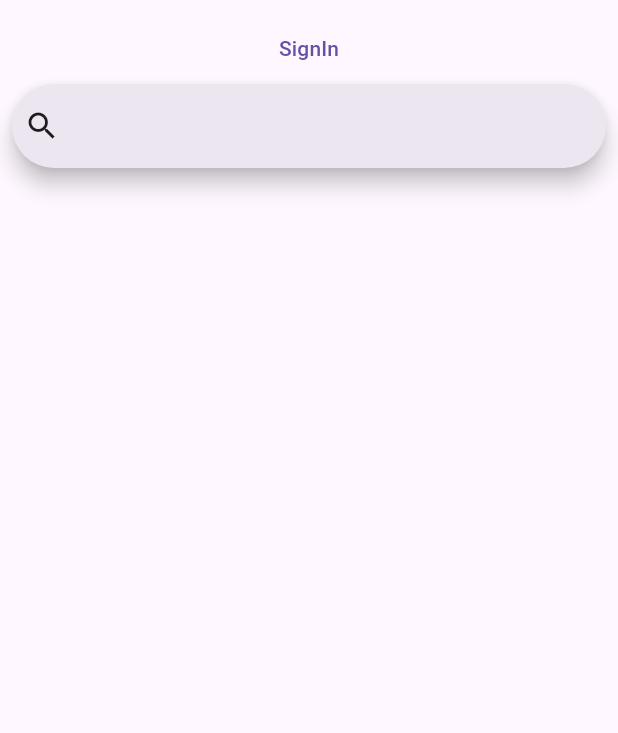
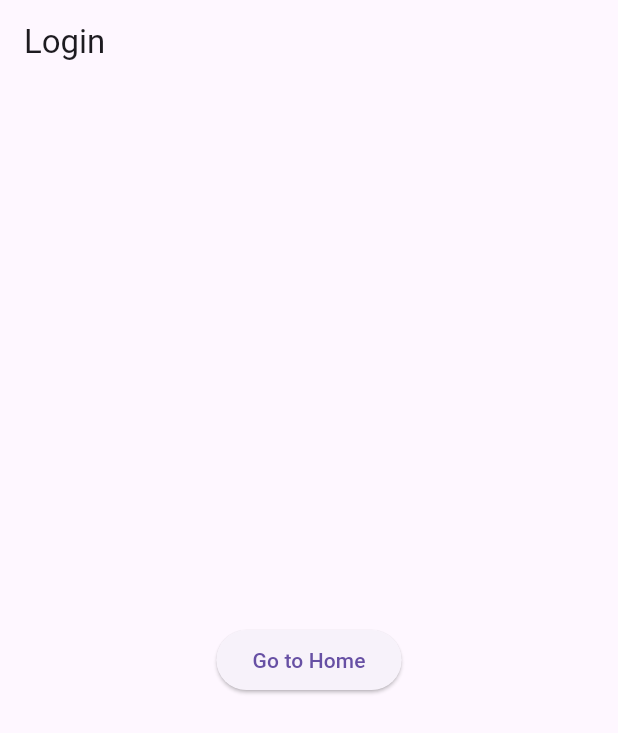
Before and after one commit to neryadrian/utn_flutter, a Flutter app: the screen it shows after launch, on a phone screen of 412 x 824 dp. Shown: the top 733 px of the screen. Run offline on Flutter 3.47's test engine with Material 3 defaults, Android fonts, the phone set to English and light mode, and no system bars; our stand-ins replace cloud_firestore, firebase_auth, firebase_core, google_sign_in; missing offline and left inert: dart:ffi; accounts and stored records are empty.

Commit message:
Added basic navigation

```diff
--- a/lib/main.dart
+++ b/lib/main.dart
@@ -4,6 +4,7 @@ import 'package:flutter/material.dart';
 import 'package:utn_flutter/components/auth_frame.dart';
 import 'package:utn_flutter/components/symbol_add.dart';
 import 'package:utn_flutter/components/symbols_list.dart';
+import 'package:utn_flutter/pages/login.dart';
 
 import 'firebase_options.dart';
 
@@ -37,8 +38,15 @@ class MainApp extends StatelessWidget {
 
   @override
   Widget build(BuildContext context) {
-    return MaterialApp(
-      home: Scaffold(
+    return const MaterialApp(
+      title: 'UTN Flutter',
+      home: Login(),
+    );
+  }
+}
+
+/*
+Scaffold(
   body: ListView(
     padding: const EdgeInsets.all(8.0),
     children: const [
@@ -48,6 +56,4 @@ class MainApp extends StatelessWidget {
     ],
   ),
 ),
-    );
-  }
-}
+*/
--- /dev/null
+++ b/lib/pages/home.dart
@@ -0,0 +1,22 @@
+import 'package:flutter/material.dart';
+
+class Home extends StatelessWidget {
+  const Home({super.key});
+
+  @override
+  Widget build(BuildContext context) {
+    return Scaffold(
+      appBar: AppBar(
+        title: const Text('Home'),
+      ),
+      body: Center(
+        child: ElevatedButton(
+          child: const Text('Go back'),
+          onPressed: () {
+            Navigator.pop(context);
+          },
+        ),
+      ),
+    );
+  }
+}
--- /dev/null
+++ b/lib/pages/login.dart
@@ -0,0 +1,26 @@
+import 'package:flutter/material.dart';
+import 'package:utn_flutter/pages/home.dart';
+
+class Login extends StatelessWidget {
+  const Login({super.key});
+
+  @override
+  Widget build(BuildContext context) {
+    return Scaffold(
+      appBar: AppBar(
+        title: const Text('Login'),
+      ),
+      body: Center(
+        child: ElevatedButton(
+          child: const Text('Go to Home'),
+          onPressed: () {
+            Navigator.push(
+              context,
+              MaterialPageRoute(builder: (context) => const Home()),
+            );
+          },
+        ),
+      ),
+    );
+  }
+}
```
Lines whose indentation alone changed are shown as unchanged.
